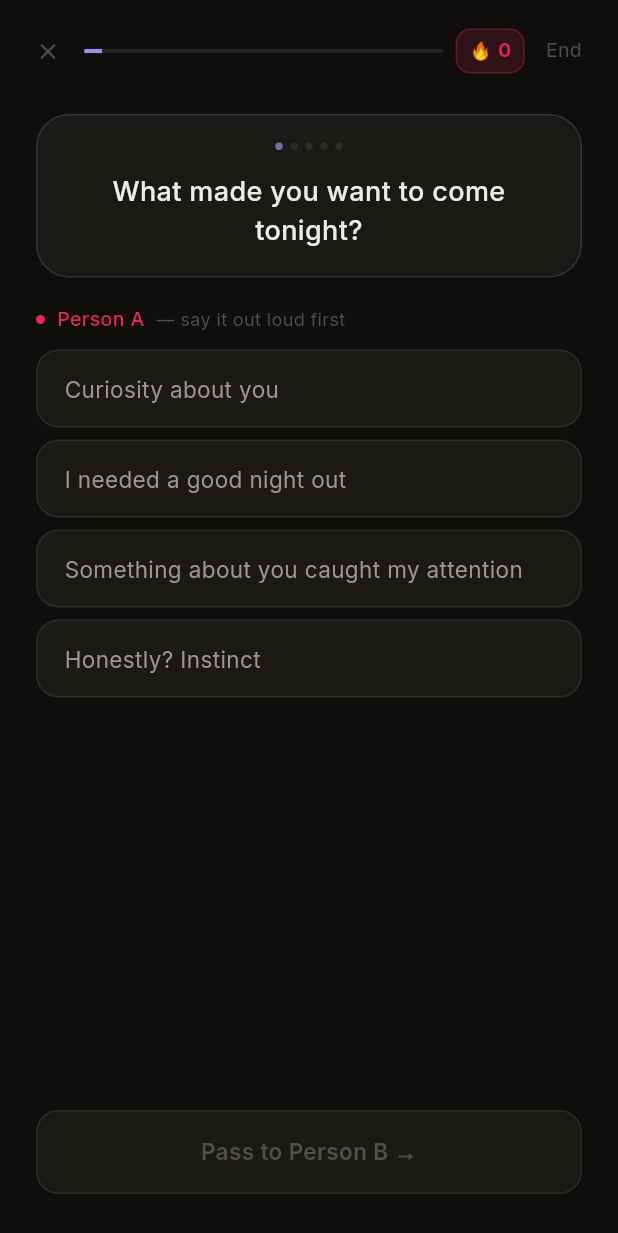
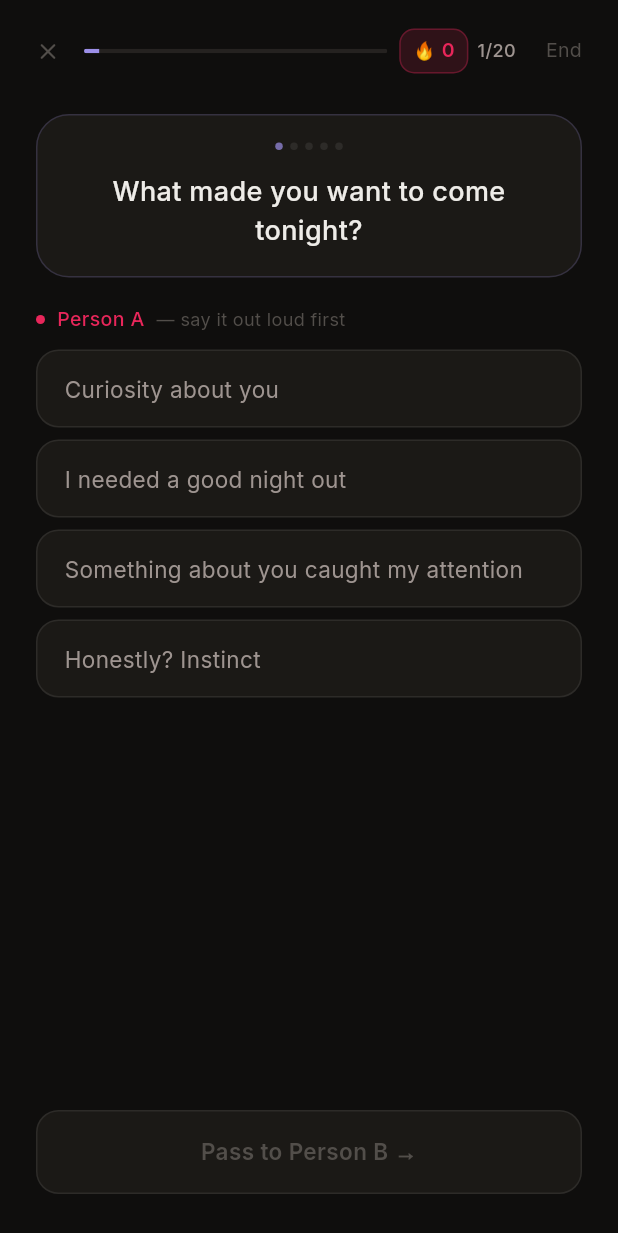
Before and after one commit to vincent-roye/first_date, a Flutter app: the GameScreen screen opened directly, on a phone screen of 412 x 824 dp. Shown: the top 1233 px of the screen. Run offline on Flutter 3.47's test engine with Material 3 defaults, Android fonts, the phone set to English and light mode, and no system bars; our stand-ins replace google_fonts; missing offline and left inert: purchases_flutter.

Commit message:
UX: Add question counter (3/20) in game header for better progress awareness

```diff
--- a/lib/screens/game_screen.dart
+++ b/lib/screens/game_screen.dart
@@ -303,6 +303,18 @@ class _GameScreenState extends State<GameScreen> with TickerProviderStateMixin {
                   ],
                 ),
               ),
+              // Question counter
+              Padding(
+                padding: const EdgeInsets.symmetric(horizontal: 6, vertical: 4),
+                child: Text(
+                  '${_questionIndex + 1}/20',
+                  style: GoogleFonts.inter(
+                    fontSize: 12,
+                    fontWeight: FontWeight.w500,
+                    color: AppColors.textSecondary,
+                  ),
+                ),
+              ),
               const SizedBox(width: 6),
               GestureDetector(
                 onTap: _goToResults,
```
